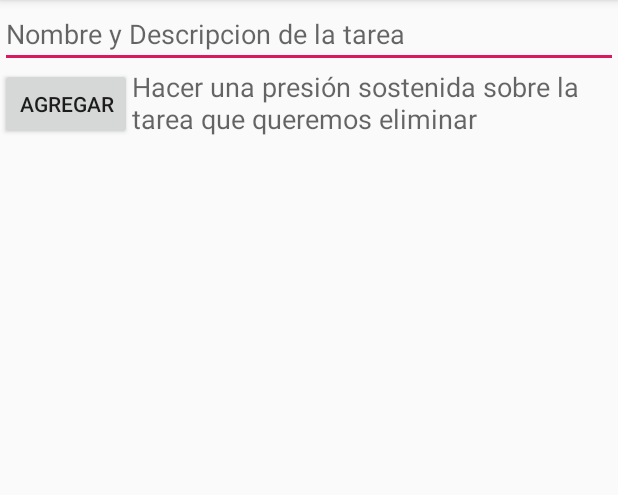
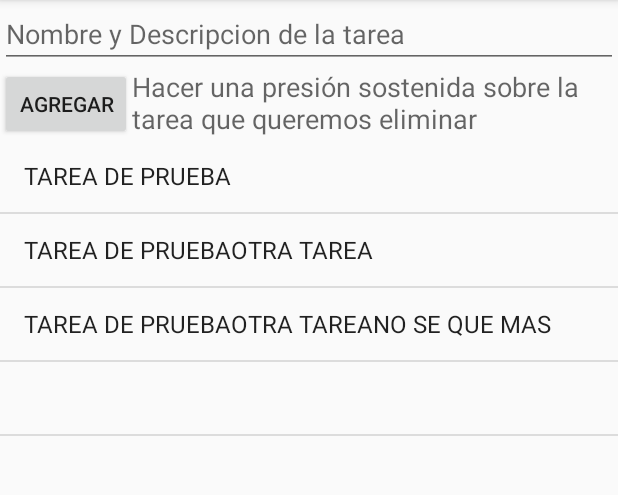
Before and after one commit to FabioxUchiha/TODOList, an Android app: the screen it shows after launch (MainActivity), after a tap on "AGREGAR", on a phone screen of 412 x 824 dp, the part 84-579 px from its top. Run offline under Robolectric (Android 15) with nearby library versions, the phone set to English and light mode, and no system bars.

```diff
--- a/app/src/main/java/com/electiva1/todolist/MainActivity.kt
+++ b/app/src/main/java/com/electiva1/todolist/MainActivity.kt
@@ -23,8 +23,6 @@ class MainActivity : AppCompatActivity() {
         super.onCreate(savedInstanceState)
         setContentView(R.layout.activity_main)
 
-        leerArchivo()
-
         tareas = ArrayList()
         adaptador1 = ArrayAdapter<String>(this, android.R.layout.simple_list_item_1, tareas!!)
         lv1 = findViewById(R.id.listView) as ListView
@@ -40,25 +38,29 @@ class MainActivity : AppCompatActivity() {
             dialogo1.setPositiveButton("Confirmar") { dialogo1, id ->
                 tareas!!.removeAt(i)
                 adaptador1!!.notifyDataSetChanged()
+
             }
             dialogo1.setNegativeButton("Cancelar") { dialogo1, id -> }
             dialogo1.show()
 
             false
         }
+
+        leerArchivo()
+
     }
 
     fun leerArchivo(){
         val scan = Scanner(
             getResources().openRawResource(R.raw.tareas))
-// read entire file
         var allText = ""
         while (scan.hasNextLine()) {
             val line = scan.nextLine()
             allText += line
+            tareas!!.add(allText)
         }
         scan.close()
-        //tareas!!.add(allText.toString())
+        adaptador1!!.notifyDataSetChanged()
     }
 
 
@@ -67,21 +69,17 @@ class MainActivity : AppCompatActivity() {
         adaptador1!!.notifyDataSetChanged()
         et1!!.setText("")
 
-        val output = PrintStream(
-            openFileOutput("out.txt", MODE_PRIVATE))
-        output.println("Hello, world!")
-        output.println("How are you?")
-        output.close()
+        val output = PrintStream(openFileOutput("tareas.txt", MODE_PRIVATE))
 
         val scan = Scanner(openFileInput("tareas.txt"))
-        var allText = "" // read entire file
+        var allText = ""
         while (scan.hasNextLine()) {
             val line = scan.nextLine()
             allText += line
         }
         tareas!!.add(allText)
         scan.close()
-
+        adaptador1!!.notifyDataSetChanged()
     }
 
 
--- /dev/null
+++ b/app/src/main/res/raw/tareas.txt
@@ -0,0 +1,3 @@
+TAREA DE PRUEBA
+OTRA TAREA
+NO SE QUE MAS
```
